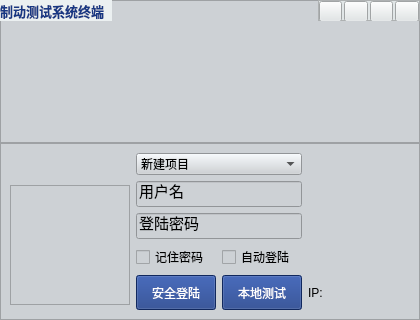
This is login.ui in WirelessDataCollect/UpperMonitor as Qt 5 draws it before an edit. The edited form follows.
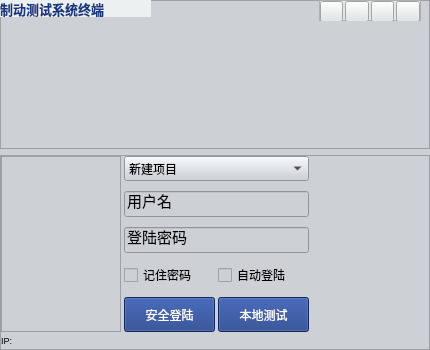
This is the edited form. Icons and pictures are not drawn.

```diff
--- a/login.ui
+++ b/login.ui
@@ -6,8 +6,8 @@
    <rect>
     <x>0</x>
     <y>0</y>
-    <width>420</width>
-    <height>320</height>
+    <width>430</width>
+    <height>350</height>
    </rect>
   </property>
   <property name="sizePolicy">
@@ -18,14 +18,14 @@
   </property>
   <property name="minimumSize">
    <size>
-    <width>420</width>
-    <height>320</height>
+    <width>430</width>
+    <height>350</height>
    </size>
   </property>
   <property name="maximumSize">
    <size>
-    <width>420</width>
-    <height>320</height>
+    <width>430</width>
+    <height>350</height>
    </size>
   </property>
   <property name="windowTitle">
@@ -47,11 +47,20 @@
    <property name="bottomMargin">
     <number>0</number>
    </property>
-   <property name="spacing">
+   <property name="horizontalSpacing">
     <number>0</number>
    </property>
+   <property name="verticalSpacing">
+    <number>6</number>
+   </property>
    <item row="0" column="0">
     <widget class="QFrame" name="frame_3">
+     <property name="maximumSize">
+      <size>
+       <width>16777215</width>
+       <height>160</height>
+      </size>
+     </property>
      <property name="styleSheet">
       <string notr="true">#frame_3{border-image: url(:/ico/ico/ruililogin.png)}
 #frame_3 *{border-image: url()}</string>
@@ -65,7 +74,7 @@
      <widget class="QFrame" name="frame_4">
       <property name="geometry">
        <rect>
-        <x>318</x>
+        <x>319</x>
         <y>0</y>
         <width>102</width>
         <height>21</height>
@@ -218,8 +227,8 @@
        <rect>
         <x>0</x>
         <y>0</y>
-        <width>112</width>
-        <height>21</height>
+        <width>151</width>
+        <height>17</height>
        </rect>
       </property>
       <property name="font">
@@ -249,105 +258,37 @@
      <property name="frameShadow">
       <enum>QFrame::Raised</enum>
      </property>
+     <layout class="QVBoxLayout" name="verticalLayout">
+      <property name="spacing">
+       <number>0</number>
+      </property>
+      <property name="leftMargin">
+       <number>0</number>
+      </property>
+      <property name="topMargin">
+       <number>0</number>
+      </property>
+      <property name="rightMargin">
+       <number>0</number>
+      </property>
+      <property name="bottomMargin">
+       <number>3</number>
+      </property>
+      <item>
      <layout class="QGridLayout" name="gridLayout_2">
-      <item row="4" column="3">
-       <widget class="QLabel" name="label_LocalIP">
-        <property name="sizePolicy">
-         <sizepolicy hsizetype="Minimum" vsizetype="Preferred">
-          <horstretch>0</horstretch>
-          <verstretch>0</verstretch>
-         </sizepolicy>
+        <property name="bottomMargin">
+         <number>3</number>
         </property>
-        <property name="minimumSize">
-         <size>
-          <width>100</width>
-          <height>0</height>
-         </size>
+        <property name="horizontalSpacing">
+         <number>3</number>
         </property>
-        <property name="text">
-         <string>IP: </string>
+        <property name="verticalSpacing">
+         <number>10</number>
         </property>
-       </widget>
-      </item>
-      <item row="0" column="1" colspan="2">
-       <widget class="QComboBox" name="comboBox">
-        <property name="sizePolicy">
-         <sizepolicy hsizetype="Preferred" vsizetype="Minimum">
-          <horstretch>0</horstretch>
-          <verstretch>0</verstretch>
-         </sizepolicy>
-        </property>
-        <property name="minimumSize">
-         <size>
-          <width>25</width>
-          <height>0</height>
-         </size>
-        </property>
-        <item>
-         <property name="text">
-          <string>新建项目</string>
-         </property>
-        </item>
-        <item>
-         <property name="text">
-          <string>新建项目</string>
-         </property>
-        </item>
-        <item>
-         <property name="text">
-          <string>新建项目</string>
-         </property>
-        </item>
-       </widget>
-      </item>
-      <item row="3" column="2">
-       <widget class="QCheckBox" name="checkBox_2">
-        <property name="text">
-         <string>自动登陆</string>
-        </property>
-       </widget>
-      </item>
-      <item row="2" column="3">
-       <spacer name="horizontalSpacer_3">
-        <property name="orientation">
-         <enum>Qt::Horizontal</enum>
-        </property>
-        <property name="sizeHint" stdset="0">
-         <size>
-          <width>120</width>
-          <height>20</height>
-         </size>
-        </property>
-       </spacer>
-      </item>
-      <item row="3" column="1">
-       <widget class="QCheckBox" name="checkBox">
-        <property name="text">
-         <string>记住密码</string>
-        </property>
-       </widget>
-      </item>
-      <item row="4" column="1">
-       <widget class="QPushButton" name="pushButton">
-        <property name="minimumSize">
-         <size>
-          <width>0</width>
-          <height>35</height>
-         </size>
-        </property>
-        <property name="styleSheet">
-         <string notr="true">color: rgb(255, 255, 255);
-background-color: rgb(24, 56, 132);</string>
-        </property>
-        <property name="text">
-         <string>安全登陆</string>
-        </property>
-       </widget>
-      </item>
-      <item row="1" column="0" rowspan="4">
+        <item row="0" column="0" rowspan="5">
        <widget class="QFrame" name="frame_2">
         <property name="sizePolicy">
-         <sizepolicy hsizetype="Fixed" vsizetype="Fixed">
+           <sizepolicy hsizetype="Preferred" vsizetype="Preferred">
           <horstretch>0</horstretch>
           <verstretch>0</verstretch>
          </sizepolicy>
@@ -355,7 +296,7 @@
         <property name="minimumSize">
          <size>
           <width>120</width>
-          <height>120</height>
+            <height>100</height>
          </size>
         </property>
         <property name="styleSheet">
@@ -375,7 +316,7 @@
          <bool>true</bool>
         </property>
         <property name="sizePolicy">
-         <sizepolicy hsizetype="Expanding" vsizetype="Fixed">
+           <sizepolicy hsizetype="Preferred" vsizetype="Fixed">
           <horstretch>50</horstretch>
           <verstretch>0</verstretch>
          </sizepolicy>
@@ -417,7 +358,7 @@
       <item row="2" column="1" colspan="2">
        <widget class="QLineEdit" name="lineEdit_2">
         <property name="sizePolicy">
-         <sizepolicy hsizetype="Expanding" vsizetype="Fixed">
+           <sizepolicy hsizetype="Preferred" vsizetype="Fixed">
           <horstretch>0</horstretch>
           <verstretch>0</verstretch>
          </sizepolicy>
@@ -444,8 +385,70 @@
         </property>
        </widget>
       </item>
+        <item row="2" column="3">
+         <spacer name="horizontalSpacer_3">
+          <property name="orientation">
+           <enum>Qt::Horizontal</enum>
+          </property>
+          <property name="sizeHint" stdset="0">
+           <size>
+            <width>120</width>
+            <height>20</height>
+           </size>
+          </property>
+         </spacer>
+        </item>
+        <item row="3" column="1">
+         <widget class="QCheckBox" name="checkBox">
+          <property name="sizePolicy">
+           <sizepolicy hsizetype="Minimum" vsizetype="Preferred">
+            <horstretch>0</horstretch>
+            <verstretch>0</verstretch>
+           </sizepolicy>
+          </property>
+          <property name="text">
+           <string>记住密码</string>
+          </property>
+         </widget>
+        </item>
+        <item row="3" column="2">
+         <widget class="QCheckBox" name="checkBox_2">
+          <property name="text">
+           <string>自动登陆</string>
+          </property>
+         </widget>
+        </item>
+        <item row="4" column="1">
+         <widget class="QPushButton" name="pushButton">
+          <property name="sizePolicy">
+           <sizepolicy hsizetype="Preferred" vsizetype="Fixed">
+            <horstretch>0</horstretch>
+            <verstretch>0</verstretch>
+           </sizepolicy>
+          </property>
+          <property name="minimumSize">
+           <size>
+            <width>0</width>
+            <height>35</height>
+           </size>
+          </property>
+          <property name="styleSheet">
+           <string notr="true">color: rgb(255, 255, 255);
+background-color: rgb(24, 56, 132);</string>
+          </property>
+          <property name="text">
+           <string>安全登陆</string>
+          </property>
+         </widget>
+        </item>
       <item row="4" column="2">
        <widget class="QPushButton" name="pushButton_2">
+          <property name="sizePolicy">
+           <sizepolicy hsizetype="Preferred" vsizetype="Fixed">
+            <horstretch>0</horstretch>
+            <verstretch>0</verstretch>
+           </sizepolicy>
+          </property>
         <property name="minimumSize">
          <size>
           <width>0</width>
@@ -458,6 +461,78 @@
         </property>
         <property name="text">
          <string>本地测试</string>
+          </property>
+         </widget>
+        </item>
+        <item row="0" column="1" colspan="2">
+         <widget class="QComboBox" name="comboBox">
+          <property name="sizePolicy">
+           <sizepolicy hsizetype="MinimumExpanding" vsizetype="Minimum">
+            <horstretch>0</horstretch>
+            <verstretch>0</verstretch>
+           </sizepolicy>
+          </property>
+          <property name="minimumSize">
+           <size>
+            <width>0</width>
+            <height>25</height>
+           </size>
+          </property>
+          <property name="maximumSize">
+           <size>
+            <width>200</width>
+            <height>16777215</height>
+           </size>
+          </property>
+          <item>
+           <property name="text">
+            <string>新建项目</string>
+           </property>
+          </item>
+          <item>
+           <property name="text">
+            <string>新建项目</string>
+           </property>
+          </item>
+          <item>
+           <property name="text">
+            <string>新建项目</string>
+           </property>
+          </item>
+         </widget>
+        </item>
+       </layout>
+      </item>
+      <item>
+       <widget class="QLabel" name="label_LocalIP">
+        <property name="sizePolicy">
+         <sizepolicy hsizetype="Preferred" vsizetype="Preferred">
+          <horstretch>0</horstretch>
+          <verstretch>0</verstretch>
+         </sizepolicy>
+        </property>
+        <property name="minimumSize">
+         <size>
+          <width>100</width>
+          <height>0</height>
+         </size>
+        </property>
+        <property name="maximumSize">
+         <size>
+          <width>16777215</width>
+          <height>15</height>
+         </size>
+        </property>
+        <property name="font">
+         <font>
+          <pointsize>7</pointsize>
+         </font>
+        </property>
+        <property name="lineWidth">
+         <number>0</number>
+        </property>
+        <property name="text">
+         <string>IP: </string>
         </property>
        </widget>
       </item>
```
Left out of the diff: 2 changed lines with no effect on the pictures. Lines whose indentation alone changed are shown as unchanged.
